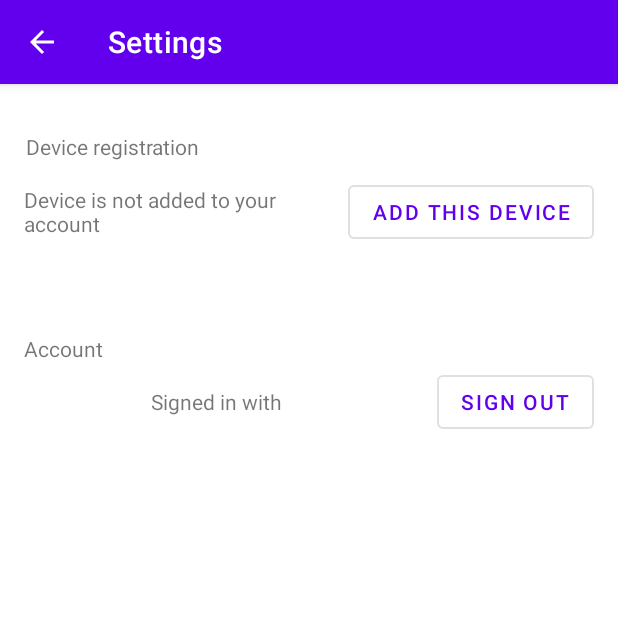
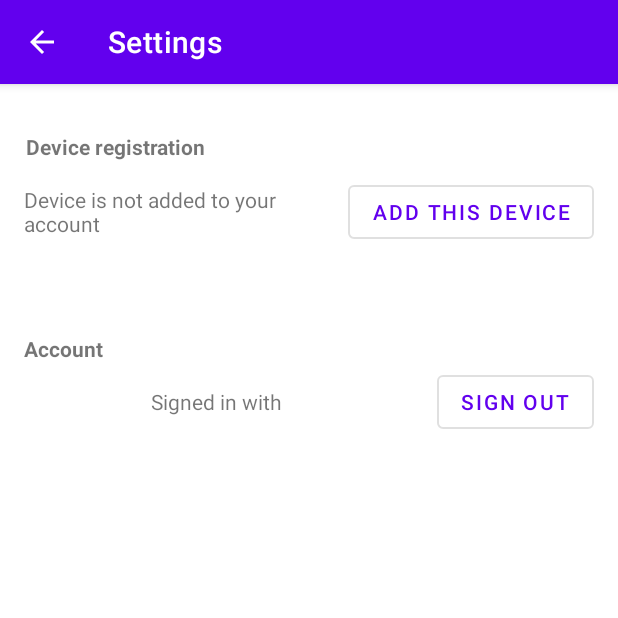
Before and after one commit to EKarton/Android-Mac-Connector, an Android app: the SettingsActivity screen opened directly, with no data from a screen before it, on a phone screen of 412 x 824 dp, the top half of it. Run offline under Robolectric (Android 15) with nearby library versions, the phone set to English and light mode, and no system bars; our stand-ins replace Firebase (no records; nobody signed in at launch, a user with empty details on screens opened directly), Volley, data binding.

Commit message:
fix: fixed text formatting when no device is present

```diff
--- a/Android App/app/src/main/java/com/androidmacconnector/androidapp/settings/SettingsActivity.kt
+++ b/Android App/app/src/main/java/com/androidmacconnector/androidapp/settings/SettingsActivity.kt
@@ -11,6 +11,7 @@ import com.androidmacconnector.androidapp.databinding.ActivitySettingsBinding
 import com.androidmacconnector.androidapp.devices.AddDeviceActivity
 import com.androidmacconnector.androidapp.devices.DeviceWebService
 import com.androidmacconnector.androidapp.utils.getDeviceIdSafely
+import com.androidmacconnector.androidapp.utils.removeDeviceId
 import com.google.firebase.auth.FirebaseAuth
 
 class SettingsActivity : AppCompatActivity() {
@@ -86,7 +87,9 @@ class SettingsActivity : AppCompatActivity() {
                 }
 
                 Log.d(LOG_TAG, "Successfully unregistered device")
+
                 binding.isRegistered = false
+                removeDeviceId(this)
             }
         }
     }
--- a/Android App/app/src/main/res/layout/activity_settings.xml
+++ b/Android App/app/src/main/res/layout/activity_settings.xml
@@ -43,6 +43,8 @@
                 android:layout_marginStart="17dp"
                 android:layout_marginTop="32dp"
                 android:text="Device registration"
+                android:textAppearance="@style/TextAppearance.AppCompat.Small"
+                android:textStyle="bold"
                 app:layout_constraintStart_toStartOf="parent"
                 app:layout_constraintTop_toTopOf="parent" />
 
@@ -78,6 +80,8 @@
                 android:layout_marginStart="16dp"
                 android:layout_marginTop="64dp"
                 android:text="Account"
+                android:textAppearance="@style/TextAppearance.AppCompat.Small"
+                android:textStyle="bold"
                 app:layout_constraintStart_toStartOf="parent"
                 app:layout_constraintTop_toBottomOf="@+id/textView12" />
 
--- a/Android App/app/src/main/res/layout/device_actions_list.xml
+++ b/Android App/app/src/main/res/layout/device_actions_list.xml
@@ -45,6 +45,7 @@
                 android:layout_height="wrap_content"
                 android:paddingTop="0dp"
                 android:paddingBottom="0dp"
+                android:layout_margin="30dp"
                 android:text="@{noActionsText}"/>
 
             <include
```
Also changed, not shown: Android App/app/src/main/java/com/androidmacconnector/androidapp/utils/DeviceId.kt (+11 -0 lines), Android App/app/src/main/res/layout/fragment_device_list.xml (+5 -4 lines).
